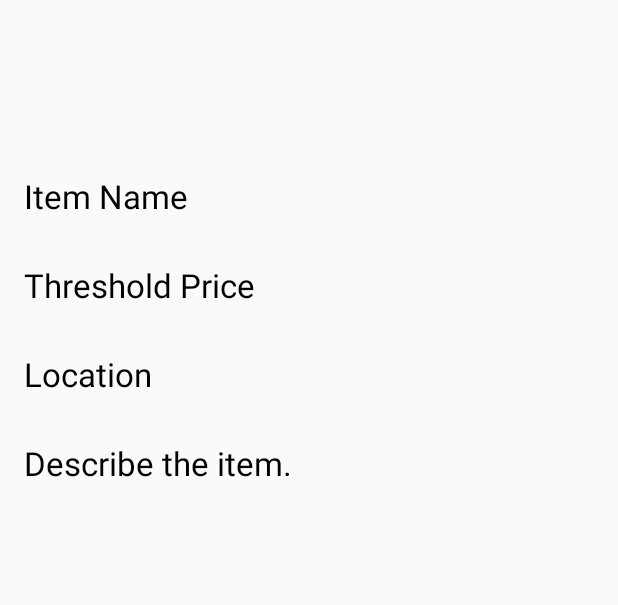
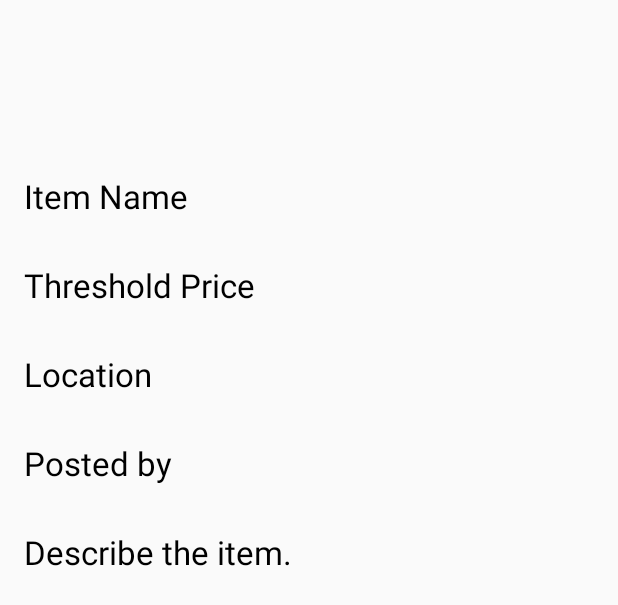
Before and after one commit to GodTamIt/shop_with_friends, an Android app: the layout activity_view_post.xml on its own in the app's theme, with its tools: preview values and no code run, on a phone screen of 412 x 824 dp. Shown: the top 605 px of the screen. Run offline under Robolectric (Android 15) with nearby library versions, the phone set to English and light mode, and no system bars.

```diff
--- a/ShopWithFriends/app/src/main/java/com/theratio/shopwithfriends/ViewPostActivity.java
+++ b/ShopWithFriends/app/src/main/java/com/theratio/shopwithfriends/ViewPostActivity.java
@@ -17,6 +17,7 @@ public class ViewPostActivity extends ActionBarActivity {
     private String itemName;
     private float thresholdPrice;
     private String itemDescription;
+    private String postedBy;
     private Post.TYPE itemType;
     private String itemLocation;//used for reports, hardcoded for now
 
@@ -28,21 +29,26 @@ public class ViewPostActivity extends ActionBarActivity {
         Bundle bundle = getIntent().getExtras();
 
         post = (Post) getIntent().getParcelableExtra("post");
+        user = User.getUser(post.getUserID());
         itemName = post.getItemName();
         thresholdPrice = post.getWorstPrice();
         itemDescription = post.getDescription();
         itemType = post.getPostType();
         itemLocation = post.getLocation();
+        postedBy = user.getUsername();
 
         TextView itemNameText =(TextView)findViewById(R.id.item_name);
         TextView thresholdPriceText = (TextView)findViewById(R.id.threshold_price);
+        TextView postedByText = (TextView)findViewById(R.id.posted_by);
         TextView itemDescriptionText = (TextView)findViewById(R.id.item_description);
         TextView itemLocationText = (TextView)findViewById(R.id.location);
 
         if (itemType == Post.TYPE.REPORT) {
             itemLocationText.append(": " + itemLocation);
+            postedByText.append(": " + postedBy);
         }   else {
             itemLocationText.setText("");
+            postedByText.setText("");
         }
         setTitle(itemName);
 
--- a/ShopWithFriends/app/src/main/res/layout/activity_view_post.xml
+++ b/ShopWithFriends/app/src/main/res/layout/activity_view_post.xml
@@ -42,9 +42,20 @@
         android:layout_width="wrap_content"
         android:layout_height="wrap_content"
         android:textAppearance="?android:attr/textAppearanceLarge"
+        android:text="@string/posted_by"
+        android:id="@+id/posted_by"
+        android:layout_below="@+id/location"
+        android:layout_alignParentStart="true"
+        android:layout_marginTop="30dp"
+        android:textColor="@android:color/black"/>
+
+    <TextView
+        android:layout_width="wrap_content"
+        android:layout_height="wrap_content"
+        android:textAppearance="?android:attr/textAppearanceLarge"
         android:text="@string/item_description_prompt"
         android:id="@+id/item_description"
-        android:layout_below="@+id/location"
+        android:layout_below="@+id/posted_by"
         android:layout_alignParentStart="true"
         android:layout_marginTop="30dp"
         android:textColor="@android:color/black" />
--- a/ShopWithFriends/app/src/main/res/values/strings.xml
+++ b/ShopWithFriends/app/src/main/res/values/strings.xml
@@ -73,6 +73,7 @@
 
     <!-- BEGIN: View Post -->
     <string name="title_view_post">View Post</string>
+    <string name="posted_by">Posted by</string>
     <!-- END: View Post -->
 
     <!-- BEGIN: Miscellaneous -->
```
